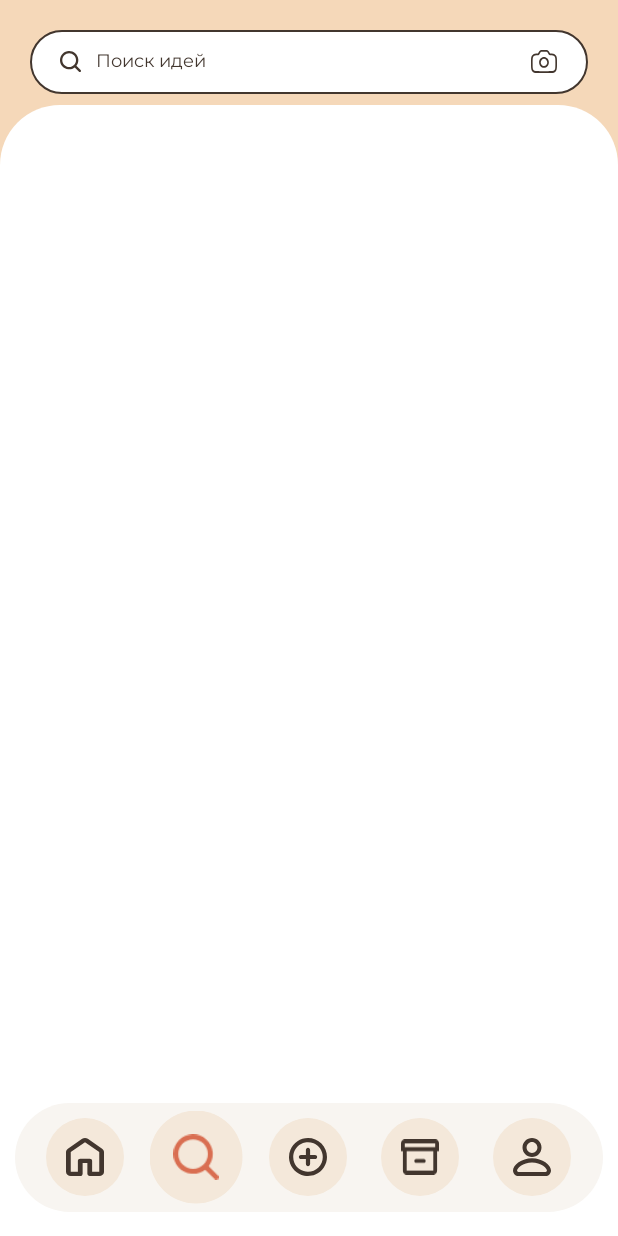
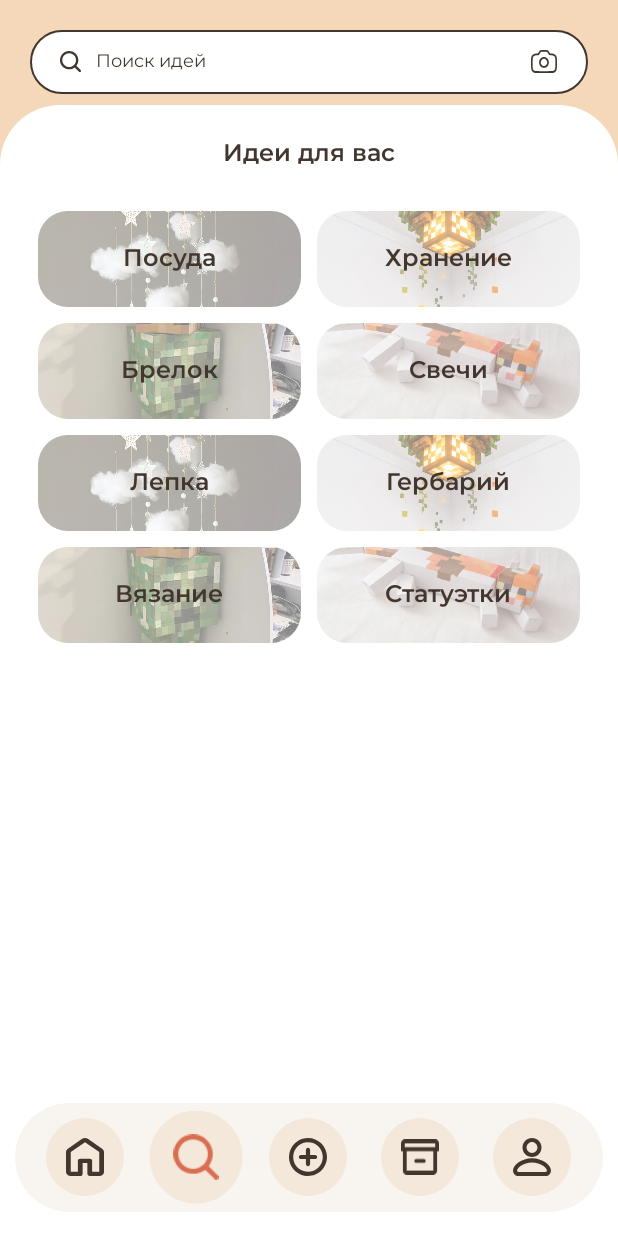
Before and after one commit to kseniaschool2006-jpg/DIY-Application, an Android app: the SearchStartFragment screen opened through its navigation route, on a phone screen of 412 x 824 dp. Run offline under Robolectric (Android 15) with nearby library versions, the phone set to English and light mode, and no system bars.

Commit message:
8. создание фрагмента fragment_search_result и доработка фрагмента fragment_search_start

```diff
--- /dev/null
+++ b/app/src/main/java/com/example/diyproject/ui/search/SearchIdea.java
@@ -0,0 +1,14 @@
+package com.example.diyproject.ui.search;
+
+public class SearchIdea {
+    private final String title;
+    private final int imageRes;
+
+    public SearchIdea(String title, int imageRes) {
+        this.title = title;
+        this.imageRes = imageRes;
+    }
+
+    public String getTitle() { return title; }
+    public int getImageRes() { return imageRes; }
+}
--- /dev/null
+++ b/app/src/main/java/com/example/diyproject/ui/search/SearchIdeaAdapter.java
@@ -0,0 +1,67 @@
+package com.example.diyproject.ui.search;
+
+import android.view.LayoutInflater;
+import android.view.View;
+import android.view.ViewGroup;
+import android.widget.ImageView;
+import android.widget.TextView;
+
+import androidx.annotation.NonNull;
+import androidx.recyclerview.widget.RecyclerView;
+
+import com.example.diyproject.R;
+
+import java.util.ArrayList;
+import java.util.List;
+
+public class SearchIdeaAdapter extends RecyclerView.Adapter<SearchIdeaAdapter.ViewHolder> {
+
+    public interface OnIdeaClickListener {
+        void onIdeaClick(SearchIdea idea);
+    }
+
+    private final List<SearchIdea> items = new ArrayList<>();
+    private final OnIdeaClickListener listener;
+
+    public SearchIdeaAdapter(OnIdeaClickListener listener) {
+        this.listener = listener;
+    }
+
+    public void setItems(List<SearchIdea> newItems) {
+        items.clear();
+        items.addAll(newItems);
+        notifyDataSetChanged();
+    }
+
+    @NonNull
+    @Override
+    public ViewHolder onCreateViewHolder(@NonNull ViewGroup parent, int viewType) {
+        View view = LayoutInflater.from(parent.getContext())
+                .inflate(R.layout.item_search_idea, parent, false);
+        return new ViewHolder(view);
+    }
+
+    @Override
+    public void onBindViewHolder(@NonNull ViewHolder holder, int position) {
+        SearchIdea item = items.get(position);
+        holder.title.setText(item.getTitle());
+        holder.image.setImageResource(item.getImageRes());
+        holder.itemView.setOnClickListener(v -> listener.onIdeaClick(item));
+    }
+
+    @Override
+    public int getItemCount() {
+        return items.size();
+    }
+
+    static class ViewHolder extends RecyclerView.ViewHolder {
+        final ImageView image;
+        final TextView title;
+
+        ViewHolder(@NonNull View itemView) {
+            super(itemView);
+            image = itemView.findViewById(R.id.iv_idea);
+            title = itemView.findViewById(R.id.tv_idea_title);
+        }
+    }
+}
--- a/app/src/main/java/com/example/diyproject/ui/search/SearchStartFragment.java
+++ b/app/src/main/java/com/example/diyproject/ui/search/SearchStartFragment.java
@@ -10,7 +10,10 @@ import androidx.annotation.NonNull;
 import androidx.annotation.Nullable;
 import androidx.fragment.app.Fragment;
 import androidx.navigation.fragment.NavHostFragment;
-
+import androidx.recyclerview.widget.GridLayoutManager;
+import androidx.recyclerview.widget.RecyclerView;
+import java.util.ArrayList;
+import java.util.List;
 import com.example.diyproject.R;
 
 public class SearchStartFragment extends Fragment {
@@ -34,6 +37,29 @@ public class SearchStartFragment extends Fragment {
         view.findViewById(R.id.search_bar).setOnClickListener(v ->
                 NavHostFragment.findNavController(this)
                         .navigate(R.id.action_searchStart_to_searchHistory));
+        RecyclerView rv = view.findViewById(R.id.rv_ideas);
+
+        rv.setLayoutManager(new GridLayoutManager(requireContext(), 2));
+        SearchIdeaAdapter adapter = new SearchIdeaAdapter(idea -> {
+            Bundle args = new Bundle();
+            args.putString("query", idea.getTitle());
+            NavHostFragment.findNavController(this)
+                    .navigate(R.id.action_searchStart_to_searchResult, args);
+        });
+        rv.setAdapter(adapter);
+        adapter.setItems(getMockIdeas());
 
     }
+    private List<SearchIdea> getMockIdeas() {
+        List<SearchIdea> list = new ArrayList<>();
+        list.add(new SearchIdea("Посуда", R.drawable.instruction_1));
+        list.add(new SearchIdea("Хранение", R.drawable.instruction_2));
+        list.add(new SearchIdea("Брелок", R.drawable.instruction_3));
+        list.add(new SearchIdea("Свечи", R.drawable.instruction_4));
+        list.add(new SearchIdea("Лепка", R.drawable.instruction_1));
+        list.add(new SearchIdea("Гербарий", R.drawable.instruction_2));
+        list.add(new SearchIdea("Вязание", R.drawable.instruction_3));
+        list.add(new SearchIdea("Статуэтки", R.drawable.instruction_4));
+        return list;
+    }
 }
--- a/app/src/main/res/layout/fragment_search_history.xml
+++ b/app/src/main/res/layout/fragment_search_history.xml
@@ -29,9 +29,9 @@
             android:inputType="text"
             android:maxLines="1"
             android:paddingStart="@dimen/space_medium"
-            android:paddingTop="@dimen/space_s"
+            android:paddingTop="12dp"
             android:paddingEnd="@dimen/space_medium"
-            android:paddingBottom="@dimen/space_s"
+            android:paddingBottom="12dp"
             android:textColorHint="@color/color_beige_dark_30" />
 
         <com.google.android.material.button.MaterialButton
--- a/app/src/main/res/layout/fragment_search_start.xml
+++ b/app/src/main/res/layout/fragment_search_start.xml
@@ -25,7 +25,23 @@
         android:layout_marginTop="70dp"
         android:background="@drawable/bg_white_rounded_top"
         android:orientation="vertical"
-        android:padding="@dimen/space_margin"/>
+        android:padding="@dimen/space_margin">
+        <TextView
+            style="@style/TextAppearance.App.Title"
+            android:layout_width="match_parent"
+            android:layout_height="wrap_content"
+            android:layout_marginBottom="20dp"
+            android:gravity="center"
+            android:text="Идеи для вас" />
+
+        <androidx.recyclerview.widget.RecyclerView
+            android:id="@+id/rv_ideas"
+            android:layout_width="match_parent"
+            android:layout_height="0dp"
+            android:layout_weight="1"
+            android:clipToPadding="false"
+            android:paddingBottom="100dp" />
+    </LinearLayout>
 
 
 </FrameLayout>
--- /dev/null
+++ b/app/src/main/res/layout/item_search_idea.xml
@@ -0,0 +1,27 @@
+<?xml version="1.0" encoding="utf-8"?>
+<FrameLayout xmlns:android="http://schemas.android.com/apk/res/android"
+    xmlns:app="http://schemas.android.com/apk/res-auto"
+    android:layout_width="match_parent"
+    android:layout_height="64dp"
+    android:layout_margin="5dp"
+    android:clickable="true"
+    android:focusable="true">
+
+    <com.google.android.material.imageview.ShapeableImageView
+        android:id="@+id/iv_idea"
+        android:layout_width="match_parent"
+        android:layout_height="match_parent"
+        android:scaleType="centerCrop"
+        android:tint="#80FFFFFF"
+        android:tintMode="src_over"
+        app:shapeAppearanceOverlay="@style/ShapeAppearance.App.Instruction" />
+
+    <TextView
+        android:id="@+id/tv_idea_title"
+        style="@style/TextAppearance.App.Title"
+        android:layout_width="match_parent"
+        android:layout_height="wrap_content"
+        android:layout_gravity="center"
+        android:gravity="center" />
+
+</FrameLayout>
```
Also changed, not shown: app/src/main/java/com/example/diyproject/ui/search/InstructionRepository.java (added, +36 -0 lines), app/src/main/java/com/example/diyproject/ui/search/SearchResultFragment.java (added, +55 -0 lines), app/src/main/res/layout/fragment_search_result.xml (added, +52 -0 lines).
